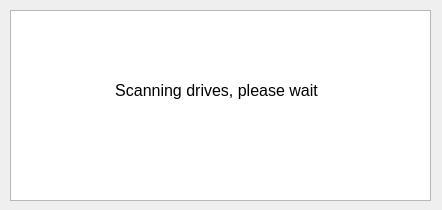
Before: the Qt Designer form NxNandManager/gui/opendrive.ui in eliboa/NxNandManager, drawn with Qt 5.
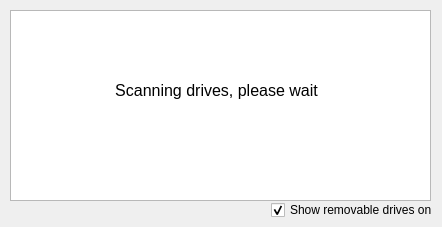
After: the same form once the commit is applied.

Commit message: openDrive dialog : removable drive filter + hot plug detection (#20)

Diff of the .ui file:
```diff
--- a/NxNandManager/gui/opendrive.ui
+++ b/NxNandManager/gui/opendrive.ui
@@ -7,7 +7,7 @@
     <x>0</x>
     <y>0</y>
     <width>442</width>
-    <height>210</height>
+    <height>227</height>
    </rect>
   </property>
   <property name="windowTitle">
@@ -114,6 +114,22 @@
     </property>
    </column>
   </widget>
+  <widget class="QCheckBox" name="RemovableCheckBox">
+   <property name="geometry">
+    <rect>
+     <x>271</x>
+     <y>200</y>
+     <width>161</width>
+     <height>20</height>
+    </rect>
+   </property>
+   <property name="text">
+    <string>Show removable drives only</string>
+   </property>
+   <property name="checked">
+    <bool>true</bool>
+   </property>
+  </widget>
   <zorder>treeWidget</zorder>
   <zorder>label</zorder>
  </widget>
```
Left out of the diff: 1 changed line with no effect on the pictures. The commit also changes 3 other files.
